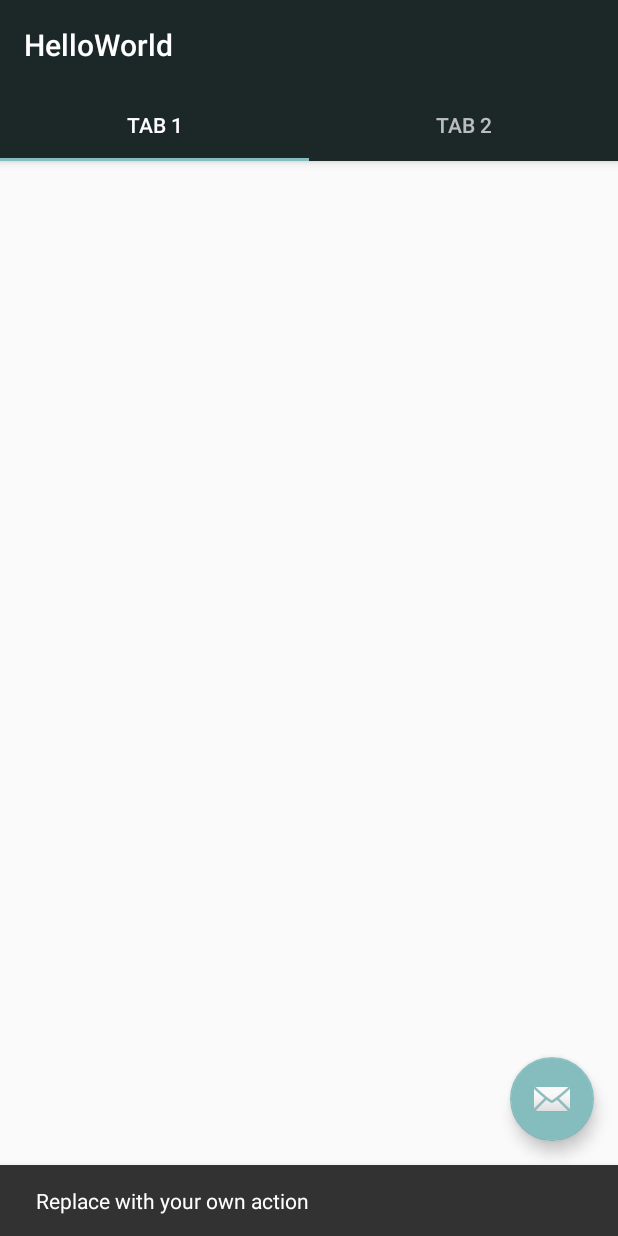
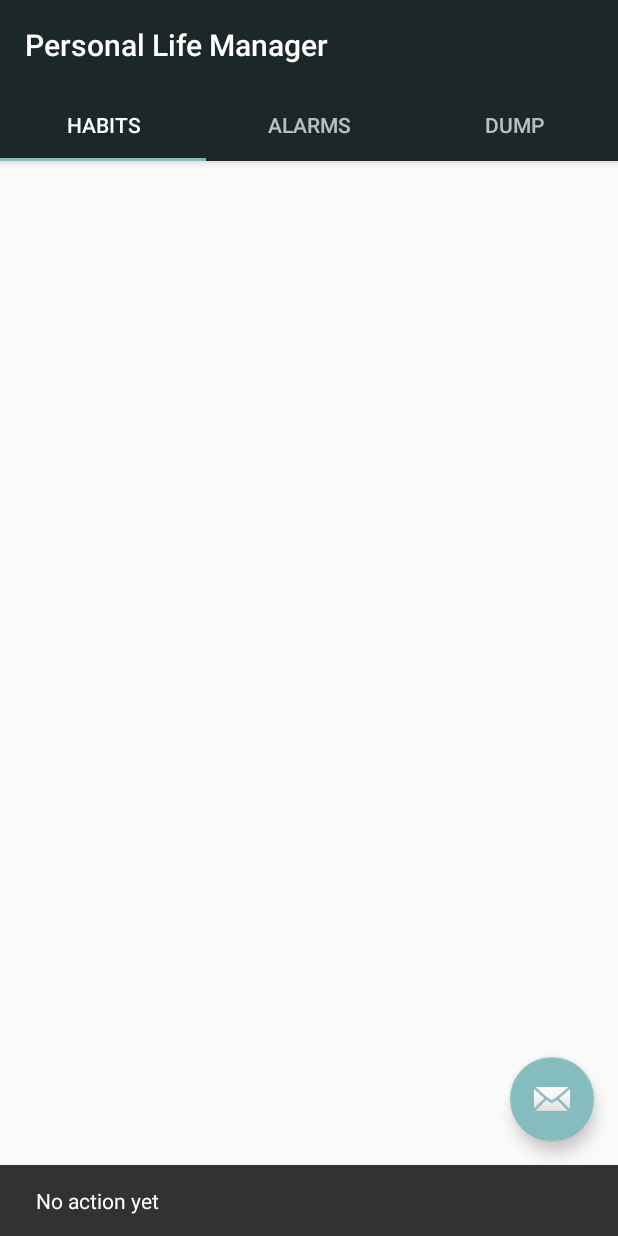
Before and after one commit to pietercusters/sandbox, an Android app: the screen it shows after launch (MainActivity), after a tap on an icon or button, on a phone screen of 412 x 824 dp. Run offline under Robolectric (Android 15) with nearby library versions, the phone set to English and light mode, and no system bars; 3 statements that could not run were skipped.

Commit message:
add tab, edit snackbar, upload button logo

```diff
--- a/android/HelloWorld/app/src/main/java/com/example/helloworld/MainActivity.java
+++ b/android/HelloWorld/app/src/main/java/com/example/helloworld/MainActivity.java
@@ -27,7 +27,7 @@ public class MainActivity extends AppCompatActivity {
         fab.setOnClickListener(new View.OnClickListener() {
             @Override
             public void onClick(View view) {
-                Snackbar.make(view, "Replace with your own action", Snackbar.LENGTH_LONG)
+                Snackbar.make(view, "No action yet", Snackbar.LENGTH_LONG)
                         .setAction("Action", null).show();
             }
         });
--- a/android/HelloWorld/app/src/main/java/com/example/helloworld/ui/main/SectionsPagerAdapter.java
+++ b/android/HelloWorld/app/src/main/java/com/example/helloworld/ui/main/SectionsPagerAdapter.java
@@ -15,7 +15,7 @@ import com.example.helloworld.R;
 public class SectionsPagerAdapter extends FragmentPagerAdapter {
 
     @StringRes
-    private static final int[] TAB_TITLES = new int[] {R.string.tab_text_1, R.string.tab_text_2};
+    private static final int[] TAB_TITLES = new int[] {R.string.tab_text_1, R.string.tab_text_2, R.string.tab_text_3};
     private final Context mContext;
 
     public SectionsPagerAdapter(Context context, FragmentManager fm) {
@@ -38,7 +38,7 @@ public class SectionsPagerAdapter extends FragmentPagerAdapter {
 
     @Override
     public int getCount() {
-        // Show 2 total pages.
-        return 2;
+        // Show 3 total pages.
+        return 3;
     }
 }
--- a/android/HelloWorld/app/src/main/res/values/strings.xml
+++ b/android/HelloWorld/app/src/main/res/values/strings.xml
@@ -1,5 +1,6 @@
 <resources>
-    <string name="app_name">HelloWorld</string>
-    <string name="tab_text_1">Tab 1</string>
-    <string name="tab_text_2">Tab 2</string>
+    <string name="app_name">Personal Life Manager</string>
+    <string name="tab_text_1">Habits</string>
+    <string name="tab_text_2">Alarms</string>
+    <string name="tab_text_3">Dump</string>
 </resources>
```
Also changed, not shown: android/HelloWorld/app/src/main/res/images/add_button.png (added), 2 other files.
